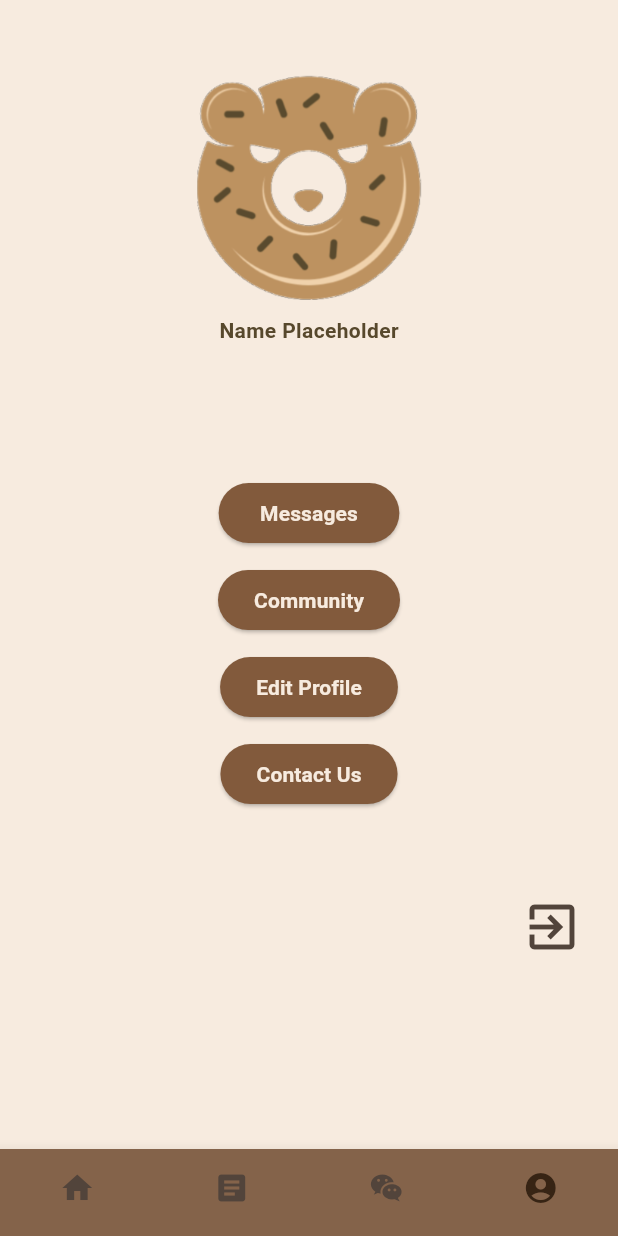
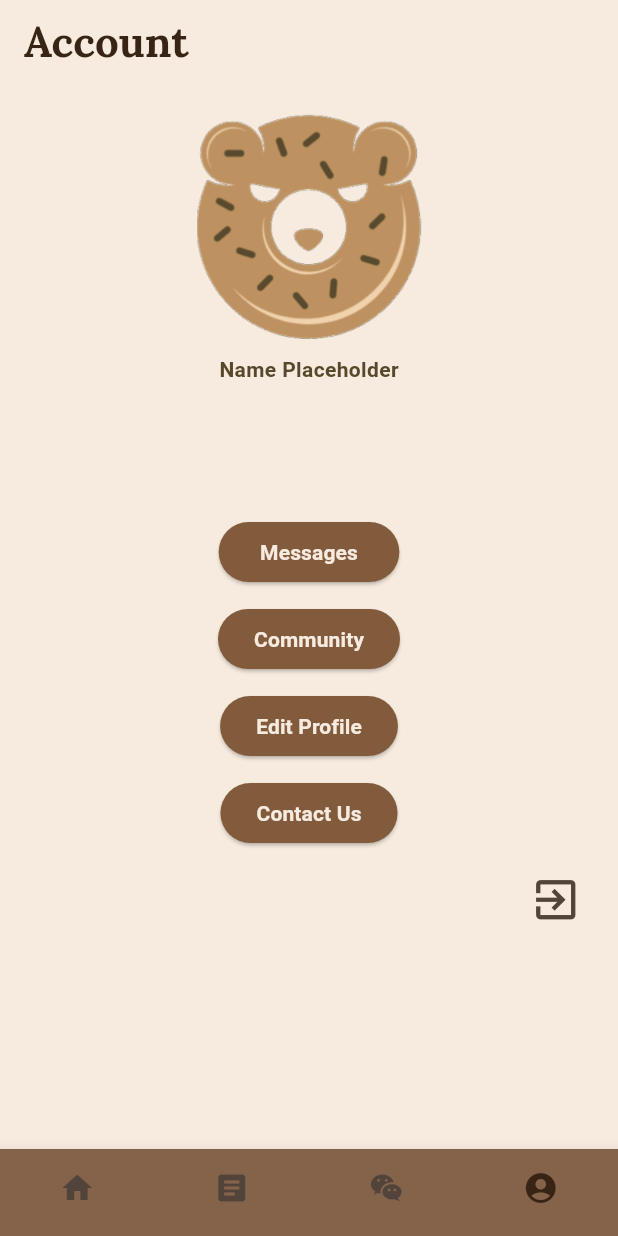
Before and after one commit to LilliAP/Customer_Engagement_Mobile_App, a Flutter app: the screen it shows once a user with an empty profile is signed in, item 4 of the bottom bar chosen, on a phone screen of 412 x 824 dp. Run offline on Flutter 3.47's test engine with Material 3 defaults, Android fonts, the phone set to English and light mode, and no system bars; our stand-ins replace cloud_firestore, firebase_auth, firebase_core, firebase_messaging, google_fonts; missing offline and left inert: flutter_quill; accounts and stored records are empty.

```diff
--- a/lib/main.dart
+++ b/lib/main.dart
@@ -1,6 +1,8 @@
 import 'package:firebase_core/firebase_core.dart';
 import 'package:firebase_messaging/firebase_messaging.dart';
 import 'package:flutter/material.dart';
+import 'package:flutter_localizations/flutter_localizations.dart';
+import 'package:flutter_quill/flutter_quill.dart';
 import 'package:se330_project_2/screens/account_screen.dart';
 import 'package:se330_project_2/screens/auth_wrapper.dart';
 import 'package:se330_project_2/screens/blog_screen.dart';
@@ -42,6 +44,12 @@ class MyApp extends StatelessWidget {
         '/edit_profile': (context) => const EditProfileScreen(),
         '/create_post': (context) => const CreatePostScreen(),
       },
+      localizationsDelegates: const [
+        GlobalMaterialLocalizations.delegate,
+        GlobalCupertinoLocalizations.delegate,
+        GlobalWidgetsLocalizations.delegate,
+        FlutterQuillLocalizations.delegate,
+      ],
     );
   }
 }
--- a/lib/models/post.dart
+++ b/lib/models/post.dart
@@ -24,7 +24,9 @@ class Post {
       body: map['body'],
       authorId: map['authorId'],
       authorName: map['authorName'],
-      timestamp: (map['timestamp'] as Timestamp).toDate(),
+      timestamp: map['timestamp'] != null && map['timestamp'] is Timestamp
+        ? (map['timestamp'] as Timestamp).toDate()
+        : DateTime.now(), // fallback if timestamp is missing
     );
   }
 }
--- a/lib/screens/user_account_partial.dart
+++ b/lib/screens/user_account_partial.dart
@@ -1,5 +1,6 @@
 import 'package:firebase_auth/firebase_auth.dart';
 import 'package:flutter/material.dart';
+import 'package:google_fonts/google_fonts.dart';
 
 class UserAccountPartial extends StatelessWidget {
   const UserAccountPartial({super.key});
@@ -9,12 +10,21 @@ class UserAccountPartial extends StatelessWidget {
     User? user = FirebaseAuth.instance.currentUser;
 
     return Scaffold(
+      appBar: AppBar(
+        title: Text(
+          "Account",
+          style: GoogleFonts.lora(
+            fontWeight: FontWeight.bold,
+            fontSize: 28.0
+          ),
+        ),
+      ),
       body: Padding(
         padding: EdgeInsets.symmetric(horizontal: 16.0),
         child: Column(
           crossAxisAlignment: CrossAxisAlignment.center,
           children: [
-            const SizedBox(height: 50.0,),
+            const SizedBox(height: 20.0),
             Center(
               child: Image.asset(
                 "assets/images/kagLogoOnly.png",
@@ -73,7 +83,7 @@ class UserAccountPartial extends StatelessWidget {
                 style: TextStyle(fontWeight: FontWeight.bold),
               ),
             ),
-            const SizedBox(height: 50.0),
+            const SizedBox(height: 8.4),
             Align(
               alignment: Alignment.bottomRight,
               child: IconButton(
@@ -83,7 +93,7 @@ class UserAccountPartial extends StatelessWidget {
                 },
                 icon: Icon(
                   Icons.exit_to_app,
-                  size: 40.0,
+                  size: 35.0,
                 )
               )
             )
--- a/pubspec.yaml
+++ b/pubspec.yaml
@@ -40,6 +40,8 @@ dependencies:
   cloud_firestore: ^5.6.6
   firebase_messaging: ^15.2.5
   flutter_quill: ^11.4.0
+  flutter_localizations:
+    sdk: flutter
 
 dev_dependencies:
   flutter_test:
```
Also changed, not shown: lib/screens/create_post_screen.dart (+124 -4 lines), pubspec.lock.
